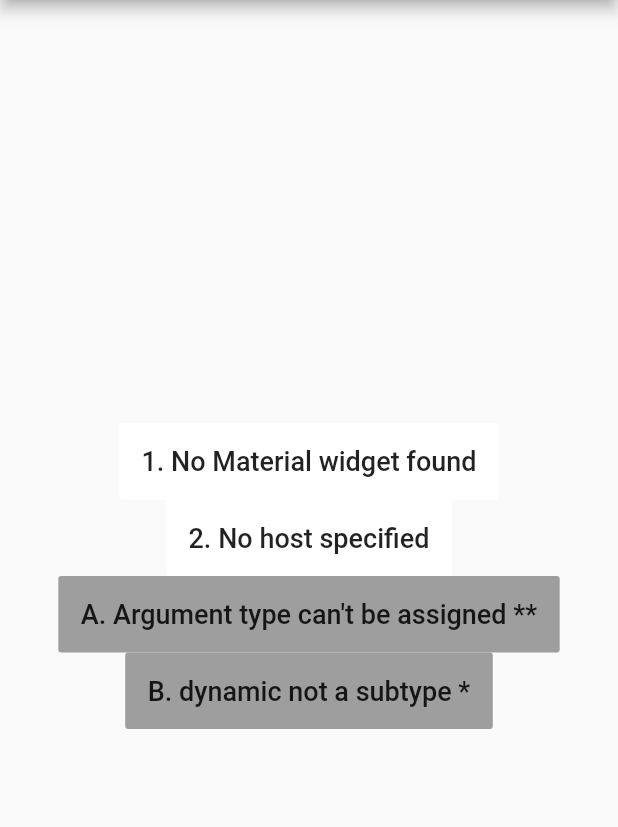
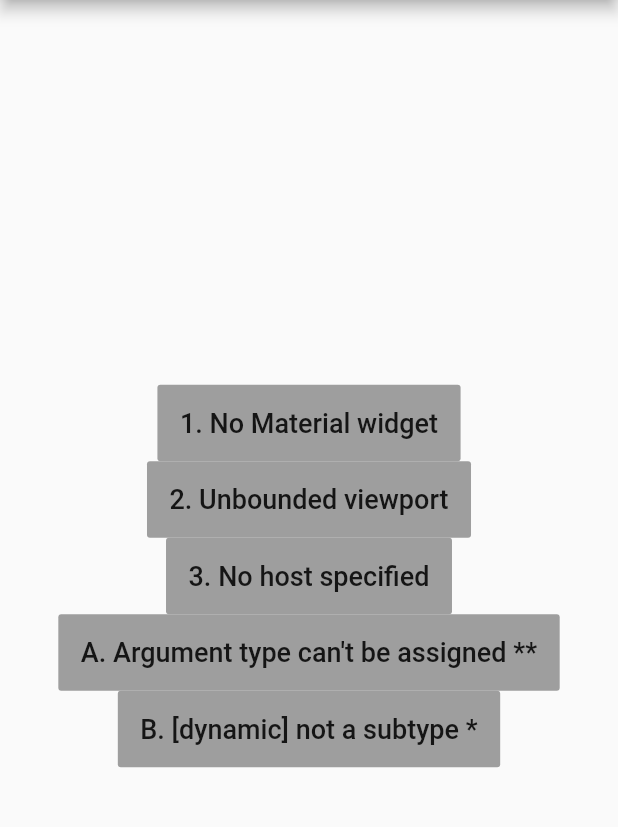
Before and after one commit to kandarpksk/buggy, a Flutter app: the screen it shows after launch, on a phone screen of 412 x 824 dp, the part 84-911 px from its top. Run offline on Flutter 3.47's test engine with Material 2 defaults, Android fonts, the phone set to English and light mode, and no system bars; our stand-ins replace cached_network_image.

Commit message:
added another example

```diff
--- a/lib/main.dart
+++ b/lib/main.dart
@@ -1,9 +1,10 @@
 import 'package:flutter/material.dart';
 
 import 'no_material_widget_found.dart';
+import 'unbounded_viewport.dart';
+import 'no_host_specified.dart';
 import 'argument_type_cannot_be_assigned.dart';
 import 'dynamic_not_a_subtype.dart';
-import 'no_host_specified.dart';
 
 void main() => runApp(new MyApp());
 
@@ -49,16 +50,17 @@ class _MyHomePageState extends State<MyHomePage> {
           mainAxisAlignment: MainAxisAlignment.center,
           children: <Widget>[
             makeDemoEntry(
-                context, "1. No Material widget found", NoMaterialWidgetFound(),
-                Colors.white),
+                context, "1. No Material widget", NoMaterialWidgetFound()),
             makeDemoEntry(
-                context, "2. No host specified", NoHostSpecified(), Colors.white),
+                context, "2. Unbounded viewport", UnboundedViewport()),
+            makeDemoEntry(
+                context, "3. No host specified", NoHostSpecified()),
             // TODO: make a separator
             makeDemoEntry(
                 context, "A. Argument type can't be assigned **",
                 ArgumentTypeCannotBeAssigned()),
             makeDemoEntry(
-                context, "B. dynamic not a subtype *", DynamicNotSubtype()),
+                context, "B. [dynamic] not a subtype *", DynamicNotSubtype()),
           ],
         ),
       ),
--- a/lib/no_host_specified.dart
+++ b/lib/no_host_specified.dart
@@ -1,4 +1,4 @@
-// Scenario C: Invalid argument(s): No host specified in URI file:///www.bla
+// Scenario 3: Invalid argument(s): No host specified in URI file:///www.bla
 
 import 'package:flutter/material.dart';
 
```
Also changed, not shown: lib/unbounded_viewport.dart (+36 -0 lines).
